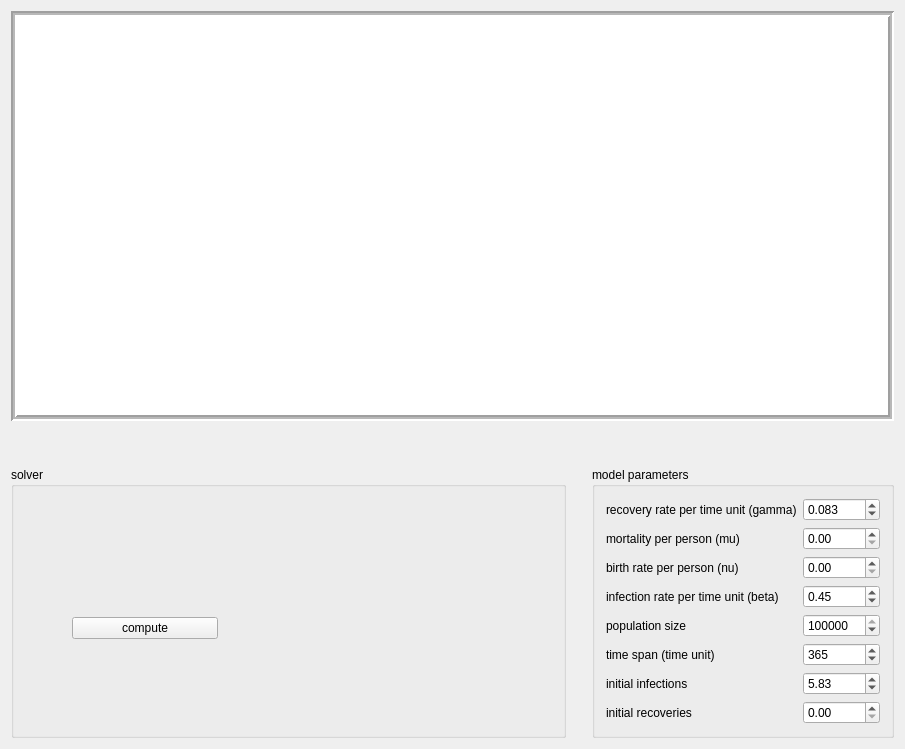
konsim83/SIR-Models, file ui/sir.ui: the form before one commit.
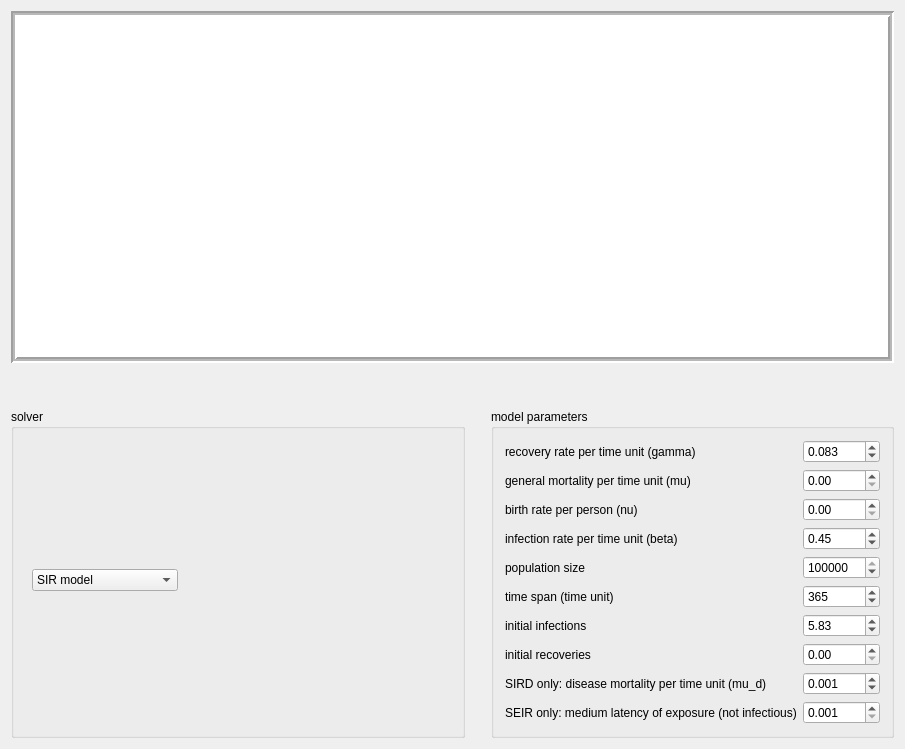
The form after the commit.

Commit message: Addes SIRD and SEIR models.

What changed in the file:
```diff
--- a/ui/sir.ui
+++ b/ui/sir.ui
@@ -55,8 +55,8 @@
          <widget class="QWidget" name="verticalLayoutWidget">
           <property name="geometry">
            <rect>
-            <x>50</x>
-            <y>110</y>
+            <x>10</x>
+            <y>120</y>
             <width>168</width>
             <height>103</height>
            </rect>
@@ -66,16 +66,22 @@
             <enum>QLayout::SetDefaultConstraint</enum>
            </property>
            <item>
-            <widget class="QPushButton" name="pushButtonSolve">
-             <property name="sizePolicy">
-              <sizepolicy hsizetype="Preferred" vsizetype="Maximum">
-               <horstretch>0</horstretch>
-               <verstretch>0</verstretch>
-              </sizepolicy>
-             </property>
-             <property name="text">
-              <string>compute</string>
-             </property>
+            <widget class="QComboBox" name="comboBox">
+             <item>
+              <property name="text">
+               <string>SIR model</string>
+              </property>
+             </item>
+             <item>
+              <property name="text">
+               <string>SIRD model</string>
+              </property>
+             </item>
+             <item>
+              <property name="text">
+               <string>SEIR model</string>
+              </property>
+             </item>
             </widget>
            </item>
           </layout>
@@ -110,10 +116,29 @@
           <string>model parameters</string>
          </property>
          <layout class="QGridLayout" name="gridLayout">
+          <item row="13" column="2">
+           <widget class="QDoubleSpinBox" name="spinBox_mu_d">
+            <property name="decimals">
+             <number>3</number>
+            </property>
+            <property name="minimum">
+             <double>0.000000000000000</double>
+            </property>
+            <property name="maximum">
+             <double>1.000000000000000</double>
+            </property>
+            <property name="singleStep">
+             <double>0.001000000000000</double>
+            </property>
+            <property name="value">
+             <double>0.001000000000000</double>
+            </property>
+           </widget>
+          </item>
           <item row="6" column="1">
            <widget class="QLabel" name="label_mu">
             <property name="text">
-             <string>mortality per person (mu)</string>
+             <string>general mortality per time unit (mu)</string>
             </property>
            </widget>
           </item>
@@ -255,6 +280,33 @@
             </property>
            </widget>
           </item>
+          <item row="13" column="1">
+           <widget class="QLabel" name="label_mu_d">
+            <property name="text">
+             <string>SIRD only: disease mortality per time unit (mu_d)</string>
+            </property>
+           </widget>
+          </item>
+          <item row="14" column="1">
+           <widget class="QLabel" name="label_a">
+            <property name="text">
+             <string>SEIR only: medium latency of exposure (not infectious)</string>
+            </property>
+           </widget>
+          </item>
+          <item row="14" column="2">
+           <widget class="QDoubleSpinBox" name="spinBox_a">
+            <property name="decimals">
+             <number>3</number>
+            </property>
+            <property name="minimum">
+             <double>0.001000000000000</double>
+            </property>
+            <property name="singleStep">
+             <double>0.001000000000000</double>
+            </property>
+           </widget>
+          </item>
          </layout>
         </widget>
        </item>
```
The commit also changes 1 other file.
